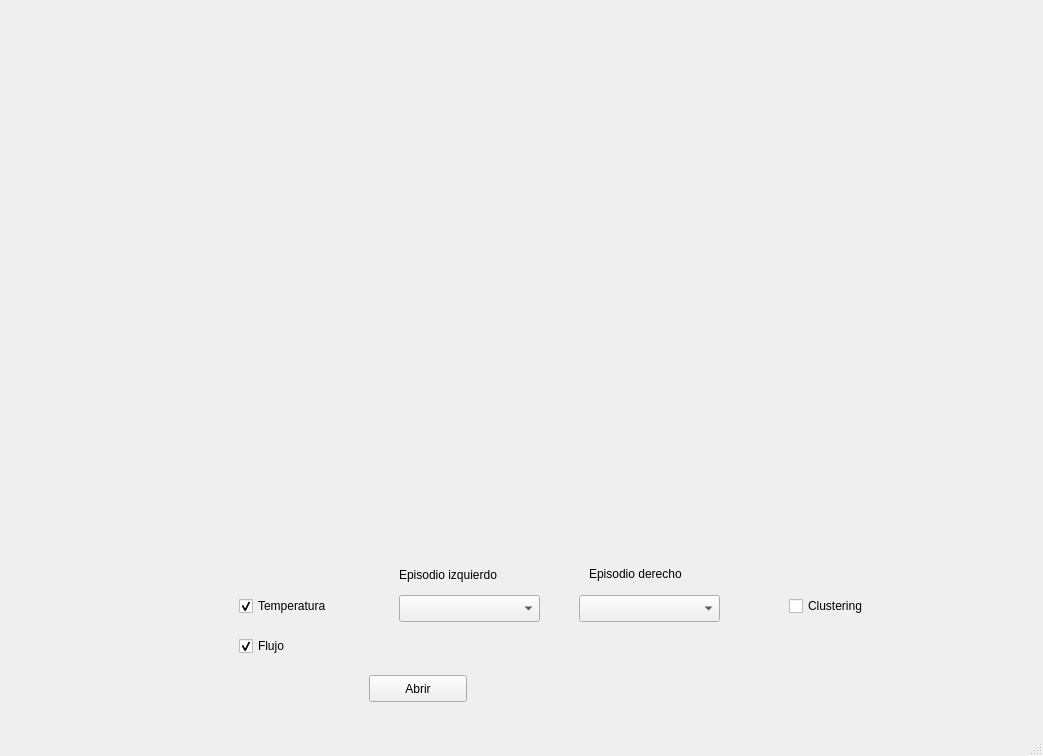
Before: the Qt Designer form estudio_flujos_app/interfaz.ui in acrsilva/Seguimiento-automatizado-de-variables-de-control, drawn with Qt 5.
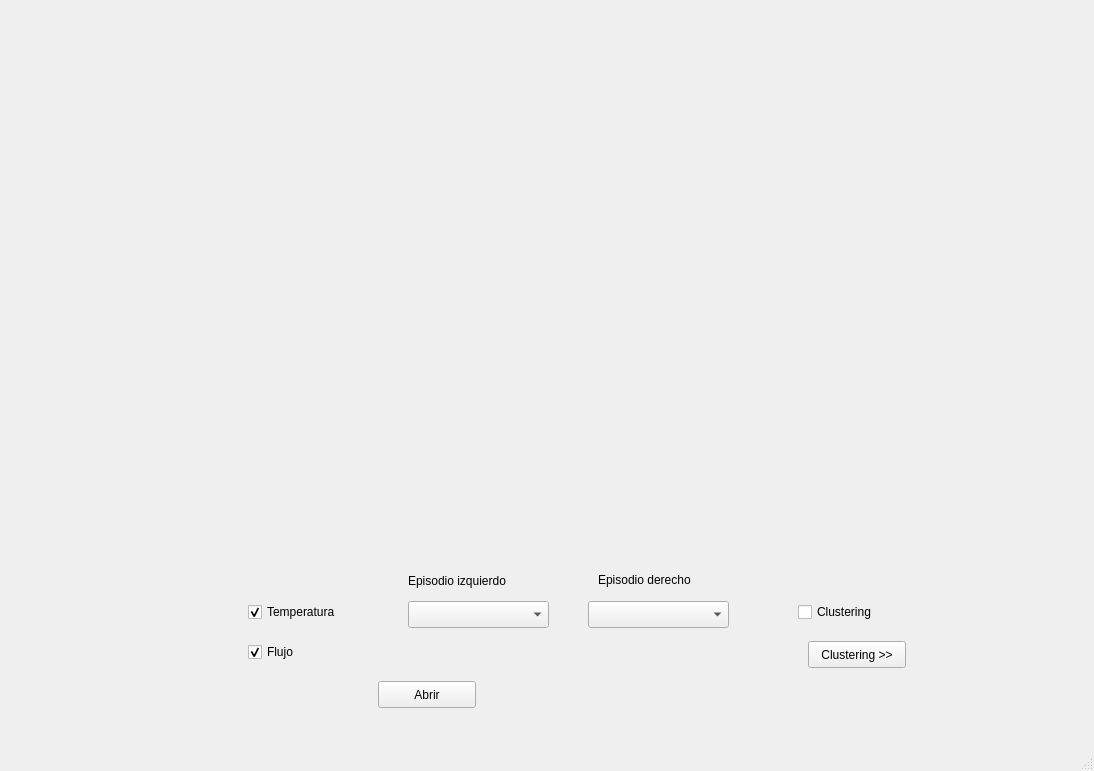
After: the same form once the commit is applied.

Commit message: integrado dendograma y tabla

Patch:
```diff
--- a/estudio_flujos_app/interfaz.ui
+++ b/estudio_flujos_app/interfaz.ui
@@ -6,14 +6,23 @@
    <rect>
     <x>0</x>
     <y>0</y>
-    <width>1043</width>
-    <height>756</height>
+    <width>1094</width>
+    <height>771</height>
    </rect>
   </property>
   <property name="windowTitle">
    <string>MainWindow</string>
   </property>
   <widget class="QWidget" name="centralwidget">
+   <layout class="QHBoxLayout" name="horizontalLayout">
+    <item>
+     <widget class="QWidget" name="widget_3" native="true">
+      <property name="sizePolicy">
+       <sizepolicy hsizetype="Expanding" vsizetype="Expanding">
+        <horstretch>0</horstretch>
+        <verstretch>0</verstretch>
+       </sizepolicy>
+      </property>
    <layout class="QVBoxLayout" name="verticalLayout">
     <item>
      <widget class="QWidget" name="widget" native="true">
@@ -144,6 +153,27 @@
         <string>Clustering</string>
        </property>
       </widget>
+         <widget class="QPushButton" name="btnClustering">
+          <property name="geometry">
+           <rect>
+            <x>790</x>
+            <y>90</y>
+            <width>98</width>
+            <height>27</height>
+           </rect>
+          </property>
+          <property name="text">
+           <string>Clustering &gt;&gt;</string>
+          </property>
+         </widget>
+        </widget>
+       </item>
+      </layout>
+     </widget>
+    </item>
+    <item>
+     <widget class="QWidget" name="widget_4" native="true">
+      <layout class="QVBoxLayout" name="clusteringLayout"/>
      </widget>
     </item>
    </layout>
```
Left out of the diff: 2 changed lines with no effect on the pictures. Lines whose indentation alone changed are shown as unchanged. The commit also changes 2 other files.
